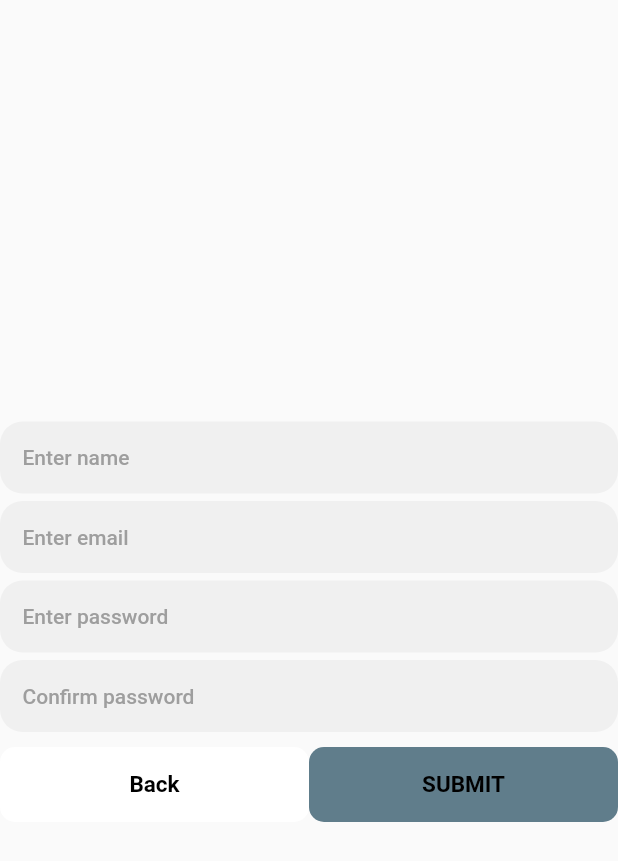
After one commit to rpal730/todo_app_workruit, a Flutter app: the screen it shows after launch, after a tap on "SignUp", on a phone screen of 412 x 824 dp. The commit adds this screen. Shown: the top 861 px of the screen. Run offline on Flutter 3.47's test engine with Material 2 defaults, Android fonts, the phone set to English and light mode, and no system bars; our stand-ins replace bloc, cloud_firestore, firebase_auth, firebase_core, flutter_bloc, go_router and 1 more; accounts and stored records are empty.

Commit message:
sign up implemented gradle repo bug fixed firebase

```diff
--- a/lib/config/app_router.dart
+++ b/lib/config/app_router.dart
@@ -1,17 +1,23 @@
 import 'package:go_router/go_router.dart';
 import 'package:todo_app_workruit/view/landing_page/landing_page.dart';
+import 'package:todo_app_workruit/view/login_page/login_page.dart';
+import 'package:todo_app_workruit/view/sign_up_page.dart/sign_up_page.dart';
 
-final GoRouter router = GoRouter(
-  initialLocation: LandingPage.routeName,
-
-
-
-  routes: [
-    GoRoute(
-      name: LandingPage.routeName,
-      path: LandingPage.routeName,
-      builder: (context, state) => const LandingPage(),
-
-    ),
-
+final GoRouter router =
+    GoRouter(initialLocation: LandingPage.routeName, routes: [
+  GoRoute(
+    name: LandingPage.routeName,
+    path: LandingPage.routeName,
+    builder: (context, state) => const LandingPage(),
+  ),
+  GoRoute(
+    name: SignUpPage.routeName,
+    path: SignUpPage.routeName,
+    builder: (context, state) => const SignUpPage(),
+  ),
+  GoRoute(
+    name: LoginPage.routeName,
+    path: LoginPage.routeName,
+    builder: (context, state) => const LoginPage(),
+  ),
 ]);
--- a/lib/database/database_client.dart
+++ b/lib/database/database_client.dart
@@ -1,8 +1,25 @@
-class DatabaseClient{
+import 'package:cloud_firestore/cloud_firestore.dart';
+import 'package:todo_app_workruit/database/database_schema.dart';
 
-
+class DatabaseClient {
   DatabaseClient._();
 
-	static final DatabaseClient provider = DatabaseClient._();
+  static final DatabaseClient provider = DatabaseClient._();
 
+  Future<void> addUser(
+      {required String uid,
+      required String email,
+      required String name}) async {
+    try {
+      FirebaseFirestore.instance
+          .collection(DatabaseCollections.users)
+          .doc(uid)
+          .set({
+        UsersSchema.name: name,
+        UsersSchema.email: email,
+      });
+    } catch (e) {
+      print(e.toString());
+    }
+  }
 }
--- a/lib/database/database_schema.dart
+++ b/lib/database/database_schema.dart
@@ -0,0 +1,8 @@
+class DatabaseCollections {
+  static const String users = 'users';
+}
+
+class UsersSchema{
+  static const String name = 'name';
+  static const String email = 'email';
+}
--- a/lib/main.dart
+++ b/lib/main.dart
@@ -4,15 +4,19 @@ import 'package:flutter_bloc/flutter_bloc.dart';
 import 'package:shared_preferences/shared_preferences.dart';
 import 'package:todo_app_workruit/config/app_router.dart';
 import 'package:todo_app_workruit/repositories/user_repository.dart';
+import 'package:todo_app_workruit/viewmodel/login/bloc/login_bloc.dart';
 
 void main() async {
   WidgetsFlutterBinding.ensureInitialized();
   await Firebase.initializeApp();
   final prefs = await SharedPreferences.getInstance();
   final rememberMe = prefs.getBool('rememberMe') ?? false;
+  print('-----ssf-------');
   runApp(MyApp(
     rememberMe: rememberMe,
   ));
+
+  print('-----sadsa--------');
 }
 
 class MyApp extends StatefulWidget {
@@ -26,10 +30,12 @@ class MyApp extends StatefulWidget {
 class _MyAppState extends State<MyApp> {
   @override
   Widget build(BuildContext context) {
+    print('-----sadsadas------');
     return MultiRepositoryProvider(
-        providers: [RepositoryProvider(create: (context) => UserRepository())],
+        providers: [RepositoryProvider(create: (context) => UserRepository(),),],
         child: MultiBlocProvider(
-          providers: [],
+          providers:  [
+          BlocProvider(create: (context) => LoginBloc()),],
           child: MaterialApp.router(
             routerConfig: router,
           ),
--- a/lib/repositories/user_repository.dart
+++ b/lib/repositories/user_repository.dart
@@ -1,3 +1,5 @@
+import 'package:todo_app_workruit/database/database_client.dart';
+
 class UserRepository {
 
 
--- /dev/null
+++ b/lib/utils/exceptions.dart
@@ -0,0 +1,12 @@
+class CustomException implements Exception {
+
+	final String message, details;
+
+	const CustomException({
+		this.message = '',
+		this.details = ''
+	});
+
+	@override
+  String toString() => '$runtimeType: $message\n$details';
+}
--- /dev/null
+++ b/lib/utils/ui_helper.dart
@@ -0,0 +1,21 @@
+import 'package:flutter/material.dart';
+
+void showSuccessSnackbar(BuildContext context, String message) {
+  ScaffoldMessenger.of(context).hideCurrentSnackBar();
+  ScaffoldMessenger.of(context).showSnackBar(
+    SnackBar(
+      content: Text(message),
+      backgroundColor: Colors.green,
+    )
+  );
+}
+
+void showErrorSnackbar(BuildContext context, String message) {
+  ScaffoldMessenger.of(context).hideCurrentSnackBar();
+  ScaffoldMessenger.of(context).showSnackBar(
+    SnackBar(
+      content: Text(message),
+      backgroundColor: Colors.red,
+    )
+  );
+}
--- /dev/null
+++ b/lib/utils/validator.dart
@@ -0,0 +1,18 @@
+class Validator {
+
+  static bool validateName(String value) {
+    RegExp regExp = RegExp(r'[a-zA-Z]');
+    return value.length >=4 && regExp.hasMatch(value);
+  }
+  static bool validateEmail(String value) {
+    String pattern = r'^(([^<>()[\]\\.,;:\s@\"]+(\.[^<>()[\]\\.,;:\s@\"]+)*)|(\".+\"))@((\[[0-9]{1,3}\.[0-9]{1,3}\.[0-9]{1,3}\.[0-9]{1,3}\])|(([a-zA-Z\-0-9]+\.)+[a-zA-Z]{2,}))$';
+    final RegExp regExp = RegExp(pattern);
+    if (value.isEmpty) {
+      return false;
+    } else if (!regExp.hasMatch(value)) {
+      return false;
+    }
+
+    return true;
+  }
+}
--- /dev/null
+++ b/lib/view/custom_widgets/custom_processing_button.dart
@@ -0,0 +1,50 @@
+import 'package:flutter/material.dart';
+
+class CustomProcessingButton extends StatelessWidget {
+
+	final String title;
+	final bool isProcessing;
+	final Color? backgroundColor;
+	final Color? onProcessingBackgroundColor;
+	final Color? textColor;
+	final void Function()? onPressed;
+
+	const CustomProcessingButton({
+		Key? key,
+		required this.title,
+		required this.onPressed,
+		this.isProcessing = false,
+		this.backgroundColor,
+		this.onProcessingBackgroundColor,
+		this.textColor
+	}) : super(key: key);
+
+	@override
+	Widget build(BuildContext context) {
+		return ElevatedButton(
+			onPressed: isProcessing ? () {} : onPressed,
+			style: ElevatedButton.styleFrom(
+				elevation: 0,
+				backgroundColor: isProcessing ? (
+					onProcessingBackgroundColor ?? Colors.white
+				) : (
+					backgroundColor ?? Colors.white
+				),
+				padding: const EdgeInsets.all(10),
+				minimumSize: const Size.fromHeight(50),
+				shape: RoundedRectangleBorder(
+					borderRadius: BorderRadius.circular(10)
+				)
+			),
+			child: isProcessing ? const CircularProgressIndicator(
+			) : Text(
+				title,
+				style: TextStyle(
+					color: textColor ?? Colors.black,
+					fontSize: 15,
+					fontWeight: FontWeight.w700
+				),
+			)
+		);
+	}
+}
--- /dev/null
+++ b/lib/view/custom_widgets/custom_textfield.dart
@@ -0,0 +1,147 @@
+
+
+import 'package:flutter/material.dart';
+
+class CustomTextField extends StatelessWidget {
+
+  final TextStyle? textStyle;
+  final String? title;
+  final String? helperText;
+  final String? subtitle;
+  final String? hint;
+  final IconData? suffixIcon;
+  final TextEditingController? controller;
+  final TextInputType? inputType;
+  final int? maxLines;
+  final bool expands;
+  final bool readOnly;
+  final void Function()? onTap;
+  final double fontSize;
+  final double maxHeight;
+  final EdgeInsets? padding;
+  final double? maxWidth;
+  final TextInputAction? textInputAction;
+  final void Function()? onSubmitted;
+  final VoidCallback? onEditingComplete;
+  final double? height;
+  final double? width;
+  final Color? textFieldBakcgroundColor;
+  final Color? titleColor;
+  final double? titleFontSize;
+  final String? Function(String?)? validator;
+  final String? Function(String)? onChanged;
+  final void Function(String?)? onSaved;
+  final bool? obscureText;
+
+  const CustomTextField({
+    Key? key,
+    this.title,
+    this.subtitle,
+    this.hint,
+    this.suffixIcon,
+    this.controller,
+    this.inputType,
+    this.maxLines = 1,
+    this.expands = false,
+    this.readOnly = false,
+    this.onTap,
+    this.fontSize = 14,
+    this.maxHeight = 250,
+    this.padding,
+    this.maxWidth ,
+    this.textInputAction,
+    this.onSubmitted,
+    this.height,
+    this.width,
+    this.validator,
+    this.onChanged,
+    this.onEditingComplete,
+    this.onSaved,
+    this.helperText,
+    this.textStyle,
+    this.textFieldBakcgroundColor,
+    this.titleColor,
+    this.titleFontSize,
+    this.obscureText
+  }) : super(key: key);
+
+  @override
+  Widget build(BuildContext context) {
+    return Container(
+      constraints: BoxConstraints(maxHeight: maxHeight, maxWidth: maxWidth ?? double.infinity),
+      child: Column(
+        crossAxisAlignment: CrossAxisAlignment.start,
+        mainAxisSize: MainAxisSize.min,
+        children: [
+          Row(
+            children: [
+              if(title != null) Text(
+                title!,
+                style: TextStyle(
+                  fontSize: titleFontSize ?? 16,
+                  fontWeight: FontWeight.bold
+                ),
+              ),
+              if(subtitle != null) ...[
+                SizedBox.square(dimension: 5,),
+                Text(
+                  subtitle!,
+                  style: const TextStyle(
+                    color: Colors.grey,
+                    fontWeight: FontWeight.w500
+                  ),
+                )
+              ],
+            ],
+          ),
+                SizedBox.square(dimension: 5,),
+          Flexible(
+            child: Container(
+              height: height,
+              width: width,
+              child: TextFormField(
+                validator: validator,
+                controller: controller,obscureText: obscureText ?? false,
+                style: TextStyle(
+                  fontSize: fontSize,
+                  fontWeight: FontWeight.w500
+                ),
+                keyboardType: inputType,
+                onSaved: onSaved,
+                textInputAction: textInputAction,
+                onEditingComplete: onSubmitted,
+                maxLines: maxLines,
+                expands: expands,
+                readOnly: readOnly,
+                onTap: onTap,
+                decoration: InputDecoration(
+                  helperText: helperText,
+                  isDense: true,
+                  filled: true,
+                  hintText: hint,
+                  hintStyle: TextStyle(
+                    fontWeight: FontWeight.w500,
+                    fontSize: fontSize,
+                    color: Colors.grey
+                  ),
+                  suffixIcon: suffixIcon != null ? Icon(
+                    suffixIcon,
+                    size: 20,
+                  ) : null,
+                  contentPadding: padding ?? const EdgeInsets.symmetric(
+                    horizontal: 15,
+                    vertical: 16
+                  ),
+                  border: OutlineInputBorder(
+                    borderSide: BorderSide.none,
+                    borderRadius: BorderRadius.circular(15)
+                  )
+                ),
+              ),
+            ),
+          ),
+        ],
+      ),
+    );
+  }
+}
--- a/lib/view/landing_page/landing_page.dart
+++ b/lib/view/landing_page/landing_page.dart
@@ -1,4 +1,7 @@
 import 'package:flutter/material.dart';
+import 'package:go_router/go_router.dart';
+import 'package:todo_app_workruit/view/login_page/login_page.dart';
+import 'package:todo_app_workruit/view/sign_up_page.dart/sign_up_page.dart';
 
 class LandingPage extends StatefulWidget {
   static const String routeName = '/';
@@ -11,6 +14,22 @@ class LandingPage extends StatefulWidget {
 class _LandingPageState extends State<LandingPage> {
   @override
   Widget build(BuildContext context) {
-    return const Placeholder();
+    return Scaffold(
+      body: SafeArea(
+        child: Center(
+          child: Column(
+            mainAxisAlignment: MainAxisAlignment.center,
+            children: [
+              ElevatedButton(onPressed: () {context.pushNamed(LoginPage.routeName);}, child: const Text('Login')),
+              ElevatedButton(
+                  onPressed: () {
+                    context.pushNamed(SignUpPage.routeName);
+                  },
+                  child: const Text('SignUp')),
+            ],
+          ),
+        ),
+      ),
+    );
   }
 }
--- /dev/null
+++ b/lib/view/login_page/login_page.dart
@@ -0,0 +1,42 @@
+import 'package:flutter/material.dart';
+import 'package:go_router/go_router.dart';
+import 'package:todo_app_workruit/view/custom_widgets/custom_textfield.dart';
+
+class LoginPage extends StatefulWidget {
+  static const String routeName = '/login';
+  const LoginPage({super.key});
+
+  @override
+  State<LoginPage> createState() => _LoginPageState();
+}
+
+class _LoginPageState extends State<LoginPage> {
+  @override
+  Widget build(BuildContext context) {
+    return Scaffold(
+      body: SafeArea(
+          child: Column(
+        mainAxisAlignment: MainAxisAlignment.center,
+        children: [
+          CustomTextField(hint: 'Enter email',),
+          CustomTextField(hint: 'Enter password',obscureText: true,),
+
+          SizedBox.square(
+            dimension: 10,
+          ),
+          Row(
+            mainAxisAlignment: MainAxisAlignment.spaceAround,
+            children: [
+              ElevatedButton(
+                  onPressed: () {
+                    context.pop();
+                  },
+                  child: Text('Back')),
+              ElevatedButton(onPressed: () {}, child: Text('SUBMIT'))
+            ],
+          )
+        ],
+      )),
+    );
+  }
+}
--- /dev/null
+++ b/lib/view/sign_up_page.dart/sign_up_page.dart
@@ -0,0 +1,123 @@
+import 'package:flutter/material.dart';
+import 'package:flutter_bloc/flutter_bloc.dart';
+import 'package:go_router/go_router.dart';
+import 'package:todo_app_workruit/repositories/user_repository.dart';
+import 'package:todo_app_workruit/utils/ui_helper.dart';
+import 'package:todo_app_workruit/view/custom_widgets/custom_processing_button.dart';
+import 'package:todo_app_workruit/view/custom_widgets/custom_textfield.dart';
+import 'package:todo_app_workruit/viewmodel/signup/bloc/signup_bloc.dart';
+
+class SignUpPage extends StatefulWidget {
+  static const String routeName = '/signup';
+  const SignUpPage({super.key});
+
+  @override
+  State<SignUpPage> createState() => _SignUpPageState();
+}
+
+class _SignUpPageState extends State<SignUpPage> {
+  late final SignupBloc _bloc;
+  TextEditingController nameController = TextEditingController();
+  TextEditingController emailController = TextEditingController();
+  TextEditingController passwordController = TextEditingController();
+  TextEditingController confirmPasswordController = TextEditingController();
+
+  void _listenSignupBloc(BuildContext context, SignupState state) {
+    if (state is SignupSuccess) {
+      context.pop();
+      showSuccessSnackbar(context, 'Successfully signup !');
+    } else if (state is SignupFailed) {
+      showErrorSnackbar(context, state.message);
+    }
+  }
+
+  void _performSignin() {
+    _bloc.add(
+      SignupProcessing(
+        name: nameController.text.trim(),
+        email: emailController.text.trim(),
+        password: passwordController.text,
+        confirmPassword: confirmPasswordController.text,
+      ),
+    );
+  }
+
+  @override
+  void initState() {
+    _bloc = SignupBloc(context.read<UserRepository>());
+    super.initState();
+  }
+
+  @override
+  void dispose() {
+    _bloc.close();
+
+    nameController.dispose;
+    emailController.dispose;
+    passwordController.dispose;
+    confirmPasswordController.dispose;
+    super.dispose();
+  }
+
+  @override
+  Widget build(BuildContext context) {
+    return Scaffold(
+      body: SafeArea(
+          child: Column(
+        mainAxisAlignment: MainAxisAlignment.center,
+        children: [
+          CustomTextField(
+            controller: nameController,
+            hint: 'Enter name',
+          ),
+          CustomTextField(
+            controller: emailController,
+            hint: 'Enter email',
+          ),
+          CustomTextField(
+            controller: passwordController,
+            hint: 'Enter password',
+            obscureText: true,
+          ),
+          CustomTextField(
+            controller: confirmPasswordController,
+            hint: 'Confirm password',
+            obscureText: true,
+          ),
+          const SizedBox.square(
+            dimension: 10,
+          ),
+          Flexible(
+            child: Row(
+              mainAxisAlignment: MainAxisAlignment.spaceAround,
+              children: [
+                Flexible(
+                  child: CustomProcessingButton(
+                    title: 'Back',
+                    onPressed: () {
+                      context.pop();
+                    },
+                  ),
+                ),
+                BlocConsumer<SignupBloc, SignupState>(
+                  bloc: _bloc,
+                  listener: _listenSignupBloc,
+                  builder: (context, state) {
+                    return Flexible(
+                      child: CustomProcessingButton(
+                        onPressed: _performSignin,
+                        title: 'SUBMIT',
+                        backgroundColor: Colors.blueGrey,
+                        isProcessing: state is SignupLoading,
+                      ),
+                    );
+                  },
+                )
+              ],
+            ),
+          )
+        ],
+      )),
+    );
+  }
+}
--- /dev/null
+++ b/lib/viewmodel/login/bloc/login_bloc.dart
@@ -0,0 +1,13 @@
+import 'package:bloc/bloc.dart';
+import 'package:meta/meta.dart';
+
+part 'login_event.dart';
+part 'login_state.dart';
+
+class LoginBloc extends Bloc<LoginEvent, LoginState> {
+  LoginBloc() : super(LoginInitial()) {
+    on<LoginEvent>((event, emit) {
+      // TODO: implement event handler
+    });
+  }
+}
--- /dev/null
+++ b/lib/viewmodel/login/bloc/login_event.dart
@@ -0,0 +1,4 @@
+part of 'login_bloc.dart';
+
+@immutable
+abstract class LoginEvent {}
--- /dev/null
+++ b/lib/viewmodel/login/bloc/login_state.dart
@@ -0,0 +1,6 @@
+part of 'login_bloc.dart';
+
+@immutable
+abstract class LoginState {}
+
+class LoginInitial extends LoginState {}
--- /dev/null
+++ b/lib/viewmodel/signup/bloc/signup_bloc.dart
@@ -0,0 +1,74 @@
+import 'dart:async';
+
+import 'package:bloc/bloc.dart';
+import 'package:firebase_auth/firebase_auth.dart';
+import 'package:meta/meta.dart';
+import 'package:todo_app_workruit/repositories/user_repository.dart';
+import 'package:todo_app_workruit/utils/exceptions.dart';
+import 'package:todo_app_workruit/utils/validator.dart';
+
+part 'signup_event.dart';
+part 'signup_state.dart';
+
+class SignupBloc extends Bloc<SignupEvent, SignupState> {
+
+	final UserRepository userRepository;
+  SignupBloc(
+    this.userRepository
+  ) : super(SignupInitial()) {
+    on<SignupEvent>((event, emit) {
+    });
+
+    on<SignupProcessing>(_performSignup);
+
+
+  }
+
+   FutureOr<void> _performSignup(
+        SignupProcessing event, Emitter<SignupState> emit) async{
+      emit(SignupLoading());
+      try {
+
+			_validatePerformSignupInputs(event);
+	UserCredential userCredential = await FirebaseAuth.instance.createUserWithEmailAndPassword(
+				email: event.email,
+				password: event.password
+			);
+
+      	await userRepository.addUser(
+				userId: userCredential.user!.uid,
+				email: event.email,
+				name: event.name
+			);
+      emit(SignupSuccess());
+
+
+
+      } on FirebaseAuthException catch (e) {
+        emit(SignupFailed(e.toString()));
+      } on CustomException catch(e){
+        emit(SignupFailed(e.toString()));
+      } on Exception catch(e){
+        emit(SignupFailed('Something went wrong'));
+      }
+    }
+
+
+    void _validatePerformSignupInputs(SignupProcessing input) {
+		if(input.name.isEmpty || input.email.isEmpty || input.password.isEmpty || input.confirmPassword.isEmpty) {
+			throw const CustomException(message: 'every field is required');
+		}
+
+    if(!Validator.validateName(input.name)) {
+      throw const CustomException(message: 'Invalid name');
+    }
+
+		if(!Validator.validateEmail(input.email)) {
+			throw const CustomException(message: 'Invalid email');
+		}
+
+		if(input.password != input.confirmPassword) {
+			throw const CustomException(message: 'Password is not same');
+		}
+	}
+}
--- /dev/null
+++ b/lib/viewmodel/signup/bloc/signup_event.dart
@@ -0,0 +1,21 @@
+part of 'signup_bloc.dart';
+
+@immutable
+abstract class SignupEvent {}
+
+class SignupProcessing extends SignupEvent {
+  final String email;
+  final String name;
+  final String password;
+  final String confirmPassword;
+
+  SignupProcessing( {
+    required this.email,
+    required this.name,required this.password,required this.confirmPassword,
+  });
+
+  List<Object> get props => [name, email, password, confirmPassword];
+
+
+
+}
--- /dev/null
+++ b/lib/viewmodel/signup/bloc/signup_state.dart
@@ -0,0 +1,21 @@
+part of 'signup_bloc.dart';
+
+@immutable
+abstract class SignupState {}
+
+class SignupInitial extends SignupState {}
+
+class SignupLoading extends SignupState {}
+
+class SignupSuccess extends SignupState {}
+
+class SignupFailed extends SignupState {
+  final String message;
+
+  SignupFailed(this.message);
+
+  @override
+  List<Object> get props => [
+        message,
+      ];
+}
```
Also changed, not shown: 2 other files.
